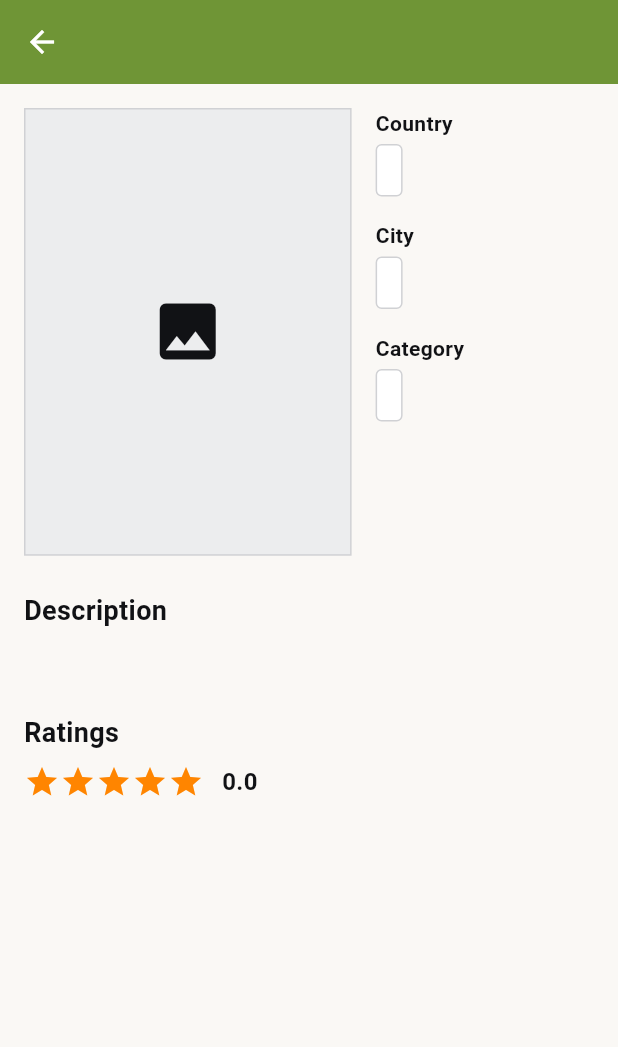
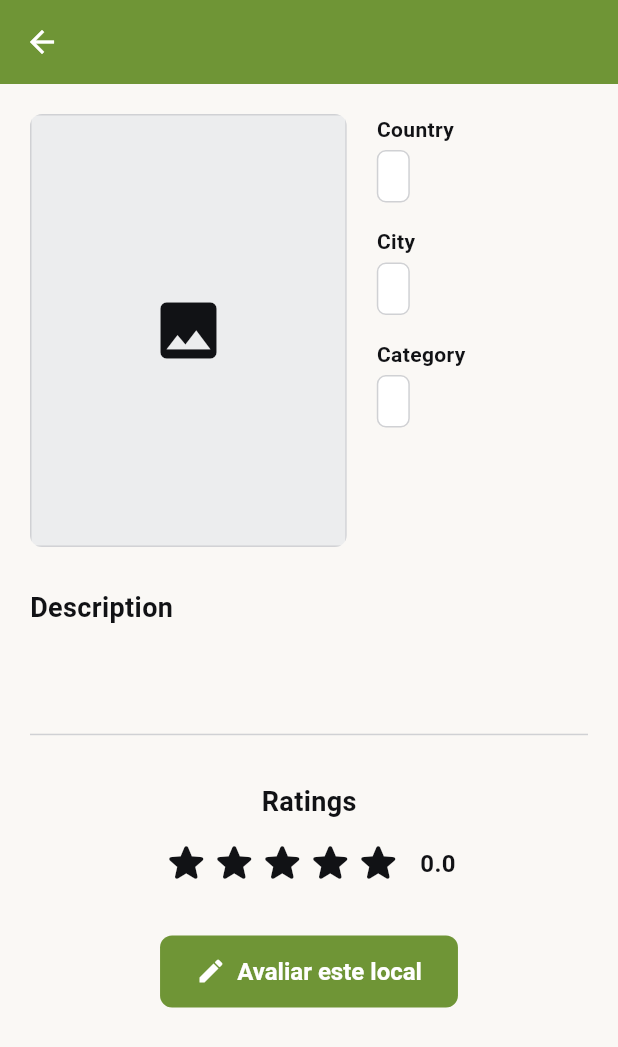
Before and after one commit to ICEI-PUC-Minas-EC-TI/trabalho-de-projeto-integrado-1-trip-nick, a Flutter app: the TouristSpotScreen screen opened directly with empty values, on a phone screen of 412 x 824 dp. Shown: the top 1047 px of the screen. Run offline on Flutter 3.47's test engine with Material 3 defaults, Android fonts, the phone set to English and light mode, and no system bars; our stand-ins replace card_swiper, firebase_auth, firebase_core, google_sign_in, shared_preferences; accounts and stored records are empty; generated files the repository leaves out were written again.

Commit message:
Tela Review e melhorias na tela spot_screen

```diff
--- a/flutter_src/lib/screens/spot_screen.dart
+++ b/flutter_src/lib/screens/spot_screen.dart
@@ -1,6 +1,7 @@
 import 'package:flutter/material.dart';
 import '../design_system/colors/color_aliases.dart';
 import '../design_system/colors/ui_colors.dart';
+import 'review_screen.dart';
 
 class TouristSpotScreen extends StatelessWidget {
   final String name;
@@ -40,18 +41,18 @@ class TouristSpotScreen extends StatelessWidget {
       ),
       body: SafeArea(
         child: SingleChildScrollView(
-          child: Padding(
-            padding: const EdgeInsets.all(16.0),
+          padding: const EdgeInsets.all(20),
           child: Column(
             crossAxisAlignment: CrossAxisAlignment.start,
             children: [
-                // Image and info section in a row
+              // Imagem + informações principais
               Row(
                 crossAxisAlignment: CrossAxisAlignment.start,
                 children: [
-                    // Image of the spot
                   Expanded(
                     flex: 3,
+                    child: ClipRRect(
+                      borderRadius: BorderRadius.circular(8),
                       child: AspectRatio(
                         aspectRatio: 180 / 246,
                         child: Container(
@@ -63,10 +64,7 @@ class TouristSpotScreen extends StatelessWidget {
                             ),
                           ),
                           child: imageUrl.isNotEmpty
-                              ? Image.network(
-                            imageUrl,
-                            fit: BoxFit.cover,
-                          )
+                              ? Image.network(imageUrl, fit: BoxFit.cover)
                               : const Center(
                             child: Icon(
                               Icons.image,
@@ -77,10 +75,8 @@ class TouristSpotScreen extends StatelessWidget {
                         ),
                       ),
                     ),
-
-                    const SizedBox(width: 16),
-
-                    // Info section to the right of the image
+                  ),
+                  const SizedBox(width: 20),
                   Expanded(
                     flex: 2,
                     child: Column(
@@ -97,9 +93,8 @@ class TouristSpotScreen extends StatelessWidget {
                 ],
               ),
 
-                const SizedBox(height: 24),
+              const SizedBox(height: 28),
 
-                // Description section
               const Text(
                 "Description",
                 style: TextStyle(
@@ -117,10 +112,12 @@ class TouristSpotScreen extends StatelessWidget {
                 ),
               ),
 
+              const SizedBox(height: 32),
+              const Divider(thickness: 1, color: UIColors.borderPrimary),
               const SizedBox(height: 24),
 
-                // Ratings section
-                const Text(
+              const Center(
+                child: Text(
                   "Ratings",
                   style: TextStyle(
                     fontSize: 18,
@@ -128,21 +125,26 @@ class TouristSpotScreen extends StatelessWidget {
                     color: UIColors.textHeadings,
                   ),
                 ),
-                const SizedBox(height: 8),
+              ),
+              const SizedBox(height: 12),
+
+              // Estrelas fixas com média
               Row(
+                mainAxisAlignment: MainAxisAlignment.center,
                 children: [
-                    // Star rating display
                   Row(
                     children: List.generate(5, (index) {
+                      int starIndex = index + 1;
                       return Icon(
-                          Icons.star,
-                          color: ColorAliases.warningDefault,
-                          size: 24,
+                        Icons.star_rounded,
+                        color: rating >= starIndex
+                            ? ColorAliases.warningDefault
+                            : UIColors.iconPrimary,
+                        size: 32,
                       );
                     }),
                   ),
                   const SizedBox(width: 12),
-                    // Numeric rating
                   Text(
                     rating.toStringAsFixed(1),
                     style: const TextStyle(
@@ -153,15 +155,49 @@ class TouristSpotScreen extends StatelessWidget {
                   ),
                 ],
               ),
+
+              const SizedBox(height: 32),
+
+              // Botão Avaliar
+              Center(
+                child: ElevatedButton.icon(
+                  onPressed: () {
+                    Navigator.push(
+                      context,
+                      MaterialPageRoute(
+                        builder: (context) => ReviewScreen(
+                          spotName: name,
+                          spotId: name,
+                        ),
+                      ),
+                    );
+                  },
+                  icon: const Icon(Icons.edit, size: 20),
+                  label: const Text("Avaliar este local"),
+                  style: ElevatedButton.styleFrom(
+                    backgroundColor: Theme.of(context).primaryColor,
+                    padding:
+                    const EdgeInsets.symmetric(horizontal: 24, vertical: 14),
+                    textStyle: const TextStyle(
+                      fontSize: 16,
+                      fontWeight: FontWeight.w600,
+                    ),
+                    shape: RoundedRectangleBorder(
+                      borderRadius: BorderRadius.circular(8),
+                    ),
+                  ),
+                ),
+              ),
+
+              const SizedBox(height: 24),
             ],
-            ),
           ),
         ),
       ),
     );
   }
 
-  // Helper method to build the small info items (Country, City, Category)
+  // Componente para mostrar cada informação textual
   Widget _buildInfoItem(String label, String value) {
     return Column(
       crossAxisAlignment: CrossAxisAlignment.start,
@@ -176,11 +212,11 @@ class TouristSpotScreen extends StatelessWidget {
         ),
         const SizedBox(height: 4),
         Container(
-          padding: const EdgeInsets.symmetric(horizontal: 8, vertical: 6),
+          padding: const EdgeInsets.symmetric(horizontal: 10, vertical: 6),
           decoration: BoxDecoration(
             color: ColorAliases.white,
             border: Border.all(color: UIColors.borderPrimary),
-            borderRadius: BorderRadius.circular(4),
+            borderRadius: BorderRadius.circular(6),
           ),
           child: Text(
             value,
--- a/flutter_src/lib/screens/trending_screen.dart
+++ b/flutter_src/lib/screens/trending_screen.dart
@@ -506,7 +506,7 @@ class _TrendingScreenState extends State<TrendingScreen> {
               city: spot.city,
               category: spot.category,
               description: spot.description ?? 'Descrição não disponível',
-              rating: 4.5, // TODO: Get real rating from API
+              rating: 4.0, // TODO: Get real rating from API
             ),
       ),
     );
```
Also changed, not shown: flutter_src/lib/screens/review_screen.dart (added, +143 -0 lines). Lines whose indentation alone changed are shown as unchanged.
